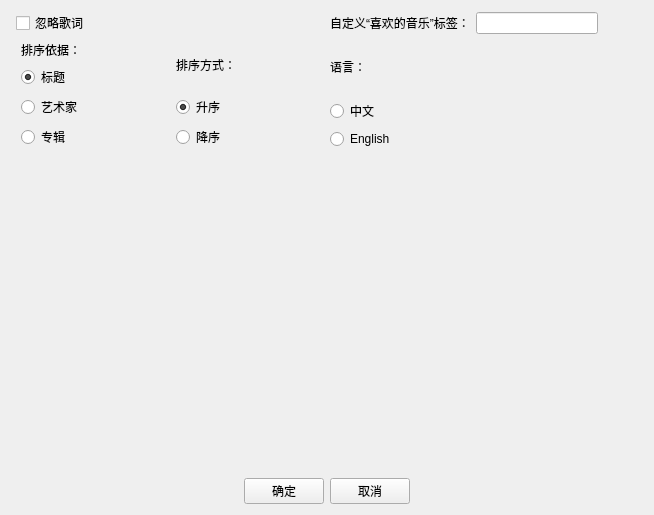
Above: Settings.ui from FunnyAWM/MusicSyncTool before the change. Below: the same form after it.
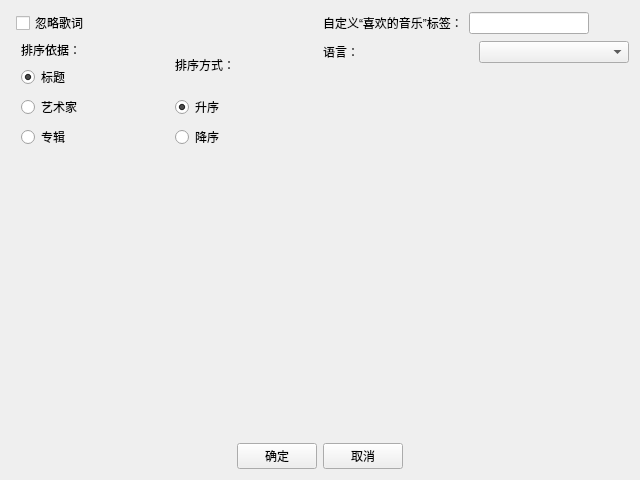
That is the form after the change.

The edit to the form file:
```diff
--- a/Settings.ui
+++ b/Settings.ui
@@ -6,146 +6,15 @@
    <rect>
     <x>0</x>
     <y>0</y>
-    <width>654</width>
-    <height>515</height>
+    <width>640</width>
+    <height>480</height>
    </rect>
   </property>
   <property name="windowTitle">
    <string>设置</string>
   </property>
-  <layout class="QGridLayout" name="gridLayout_2">
-   <item row="0" column="0">
     <layout class="QGridLayout" name="gridLayout">
-     <property name="leftMargin">
-      <number>5</number>
-     </property>
-     <property name="rightMargin">
-      <number>5</number>
-     </property>
-     <item row="4" column="1">
-      <spacer name="verticalSpacer">
-       <property name="orientation">
-        <enum>Qt::Orientation::Vertical</enum>
-       </property>
-       <property name="sizeHint" stdset="0">
-        <size>
-         <width>20</width>
-         <height>40</height>
-        </size>
-       </property>
-      </spacer>
-     </item>
-     <item row="6" column="1" colspan="2">
-      <layout class="QHBoxLayout" name="horizontalLayout_4">
-       <item>
-        <spacer name="horizontalSpacer">
-         <property name="orientation">
-          <enum>Qt::Orientation::Horizontal</enum>
-         </property>
-         <property name="sizeHint" stdset="0">
-          <size>
-           <width>40</width>
-           <height>20</height>
-          </size>
-         </property>
-        </spacer>
-       </item>
-       <item>
-        <widget class="QPushButton" name="confirmButton">
-         <property name="text">
-          <string>确定</string>
-         </property>
-        </widget>
-       </item>
-       <item>
-        <widget class="QPushButton" name="cancel">
-         <property name="text">
-          <string>取消</string>
-         </property>
-        </widget>
-       </item>
-       <item>
-        <spacer name="horizontalSpacer_2">
-         <property name="orientation">
-          <enum>Qt::Orientation::Horizontal</enum>
-         </property>
-         <property name="sizeHint" stdset="0">
-          <size>
-           <width>40</width>
-           <height>20</height>
-          </size>
-         </property>
-        </spacer>
-       </item>
-      </layout>
-     </item>
-     <item row="0" column="1">
-      <layout class="QHBoxLayout" name="horizontalLayout_2">
-       <item>
-        <layout class="QVBoxLayout" name="verticalLayout">
-         <item>
-          <widget class="QCheckBox" name="ignoreLyricBox">
-           <property name="whatsThis">
-            <string>&lt;html&gt;&lt;head/&gt;&lt;body&gt;&lt;p&gt;打开此选项将禁止程序检查外部lrc文件和歌词标签。如果您不需要程序复制歌词，请打开此选项。&lt;/p&gt;&lt;/body&gt;&lt;/html&gt;</string>
-           </property>
-           <property name="text">
-            <string>忽略歌词</string>
-           </property>
-          </widget>
-         </item>
-        </layout>
-       </item>
-      </layout>
-     </item>
-     <item row="2" column="2">
-      <layout class="QVBoxLayout" name="verticalLayout_2">
-       <item>
-        <layout class="QVBoxLayout" name="verticalLayout_3">
-         <item>
-          <widget class="QLabel" name="languageLabel">
-           <property name="text">
-            <string>语言：</string>
-           </property>
-          </widget>
-         </item>
-         <item>
-          <widget class="QRadioButton" name="chineseButton">
-           <property name="text">
-            <string>中文</string>
-           </property>
-           <attribute name="buttonGroup">
-            <string notr="true">languageGroup</string>
-           </attribute>
-          </widget>
-         </item>
-         <item>
-          <widget class="QRadioButton" name="englishButton">
-           <property name="text">
-            <string>English</string>
-           </property>
-           <attribute name="buttonGroup">
-            <string notr="true">languageGroup</string>
-           </attribute>
-          </widget>
-         </item>
-        </layout>
-       </item>
-      </layout>
-     </item>
-     <item row="4" column="2">
-      <spacer name="verticalSpacer_2">
-       <property name="orientation">
-        <enum>Qt::Orientation::Vertical</enum>
-       </property>
-       <property name="sizeHint" stdset="0">
-        <size>
-         <width>20</width>
-         <height>40</height>
-        </size>
-       </property>
-      </spacer>
-     </item>
-     <item row="0" column="2">
+   <item row="0" column="2" colspan="2">
       <layout class="QHBoxLayout" name="horizontalLayout_3">
        <item>
         <widget class="QLabel" name="label_2">
@@ -186,12 +55,41 @@
       </layout>
      </item>
      <item row="2" column="1">
+    <spacer name="verticalSpacer">
+     <property name="orientation">
+      <enum>Qt::Orientation::Vertical</enum>
+     </property>
+     <property name="sizeHint" stdset="0">
+      <size>
+       <width>17</width>
+       <height>292</height>
+      </size>
+     </property>
+    </spacer>
+   </item>
+   <item row="2" column="3">
+    <spacer name="verticalSpacer_2">
+     <property name="orientation">
+      <enum>Qt::Orientation::Vertical</enum>
+     </property>
+     <property name="sizeHint" stdset="0">
+      <size>
+       <width>17</width>
+       <height>292</height>
+      </size>
+     </property>
+    </spacer>
+   </item>
+   <item row="1" column="0" colspan="2">
       <layout class="QHBoxLayout" name="horizontalLayout">
        <property name="leftMargin">
         <number>5</number>
        </property>
        <item>
         <layout class="QVBoxLayout" name="sortByBox">
+       <property name="leftMargin">
+        <number>5</number>
+       </property>
          <item>
           <widget class="QLabel" name="sortByText">
            <property name="text">
@@ -236,6 +134,9 @@
        </item>
        <item>
         <layout class="QVBoxLayout" name="verticalLayout_4">
+       <property name="leftMargin">
+        <number>5</number>
+       </property>
          <item>
           <widget class="QLabel" name="orderLabel">
            <property name="text">
@@ -270,6 +171,100 @@
        </item>
       </layout>
      </item>
+   <item row="0" column="0" colspan="2">
+    <layout class="QVBoxLayout" name="verticalLayout">
+     <property name="leftMargin">
+      <number>5</number>
+     </property>
+     <item>
+      <widget class="QCheckBox" name="ignoreLyricBox">
+       <property name="whatsThis">
+        <string>&lt;html&gt;&lt;head/&gt;&lt;body&gt;&lt;p&gt;打开此选项将禁止程序检查外部lrc文件和歌词标签。如果您不需要程序复制歌词，请打开此选项。&lt;/p&gt;&lt;/body&gt;&lt;/html&gt;</string>
+       </property>
+       <property name="text">
+        <string>忽略歌词</string>
+       </property>
+      </widget>
+     </item>
+    </layout>
+   </item>
+   <item row="1" column="2" colspan="2">
+    <layout class="QVBoxLayout" name="verticalLayout_2">
+     <item>
+      <layout class="QHBoxLayout" name="horizontalLayout_2">
+       <item>
+        <widget class="QLabel" name="languageLabel">
+         <property name="text">
+          <string>语言：</string>
+         </property>
+        </widget>
+       </item>
+       <item>
+        <widget class="QComboBox" name="languageComboBox">
+         <property name="currentText">
+          <string notr="true"/>
+         </property>
+        </widget>
+       </item>
+      </layout>
+     </item>
+     <item>
+      <spacer name="verticalSpacer_3">
+       <property name="orientation">
+        <enum>Qt::Orientation::Vertical</enum>
+       </property>
+       <property name="sizeHint" stdset="0">
+        <size>
+         <width>20</width>
+         <height>40</height>
+        </size>
+       </property>
+      </spacer>
+     </item>
+    </layout>
+   </item>
+   <item row="3" column="0" colspan="4">
+    <layout class="QHBoxLayout" name="horizontalLayout_4">
+     <item>
+      <spacer name="horizontalSpacer">
+       <property name="orientation">
+        <enum>Qt::Orientation::Horizontal</enum>
+       </property>
+       <property name="sizeHint" stdset="0">
+        <size>
+         <width>40</width>
+         <height>20</height>
+        </size>
+       </property>
+      </spacer>
+     </item>
+     <item>
+      <widget class="QPushButton" name="confirmButton">
+       <property name="text">
+        <string>确定</string>
+       </property>
+      </widget>
+     </item>
+     <item>
+      <widget class="QPushButton" name="cancel">
+       <property name="text">
+        <string>取消</string>
+       </property>
+      </widget>
+     </item>
+     <item>
+      <spacer name="horizontalSpacer_2">
+       <property name="orientation">
+        <enum>Qt::Orientation::Horizontal</enum>
+       </property>
+       <property name="sizeHint" stdset="0">
+        <size>
+         <width>40</width>
+         <height>20</height>
+        </size>
+       </property>
+      </spacer>
+     </item>
     </layout>
    </item>
   </layout>
```
Left out of the diff: 1 changed line with no effect on the pictures. Lines whose indentation alone changed are shown as unchanged.
